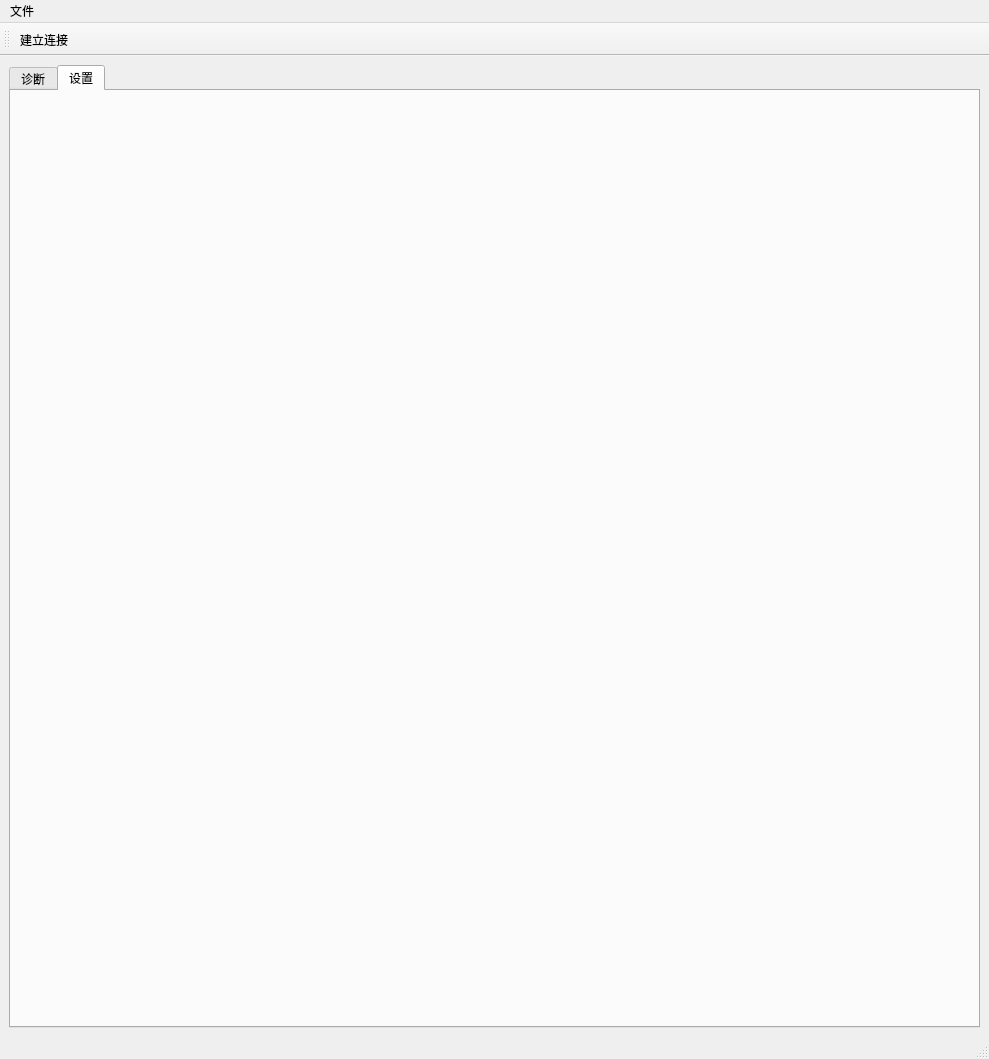
Before: the Qt Designer form src/doip_connect/gui.ui in hanojiang/BlogCP, drawn with Qt 5.
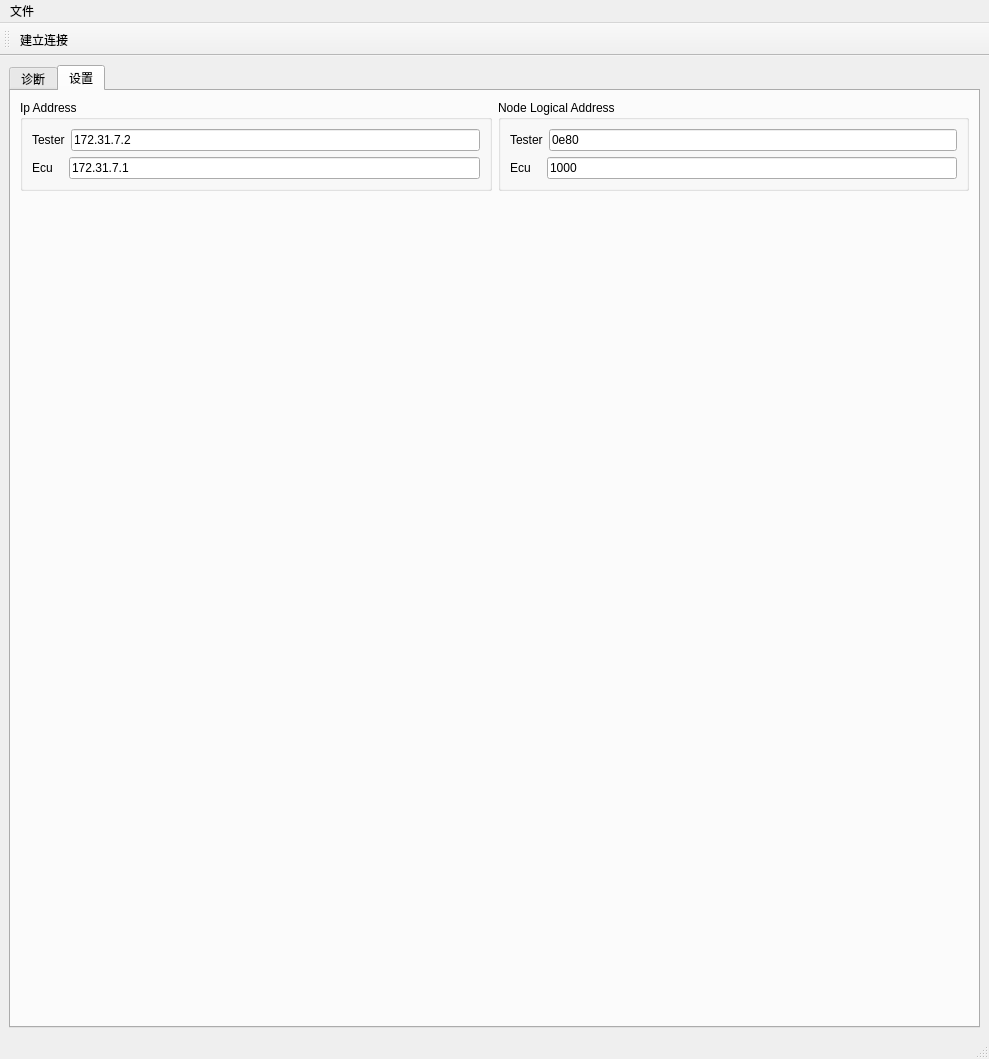
After: the same form once the commit is applied. The open tabs and pages were chosen to show the change.

Commit message: update gui design, add settings

Diff of the .ui file:
```diff
--- a/src/doip_connect/gui.ui
+++ b/src/doip_connect/gui.ui
@@ -146,6 +146,115 @@
        <attribute name="title">
         <string>设置</string>
        </attribute>
+       <layout class="QVBoxLayout" name="verticalLayout_6">
+        <item>
+         <layout class="QHBoxLayout" name="horizontalLayout_8">
+          <item>
+           <widget class="QGroupBox" name="ipSettingGroupBox">
+            <property name="title">
+             <string>Ip Address</string>
+            </property>
+            <layout class="QVBoxLayout" name="verticalLayout_5">
+             <item>
+              <layout class="QHBoxLayout" name="horizontalLayout_6">
+               <item>
+                <widget class="QLabel" name="label_5">
+                 <property name="text">
+                  <string>Tester</string>
+                 </property>
+                </widget>
+               </item>
+               <item>
+                <widget class="QLineEdit" name="testerIpAddresslineEdit">
+                 <property name="text">
+                  <string>172.31.7.2</string>
+                 </property>
+                </widget>
+               </item>
+              </layout>
+             </item>
+             <item>
+              <layout class="QHBoxLayout" name="horizontalLayout_7">
+               <item>
+                <widget class="QLabel" name="label_6">
+                 <property name="text">
+                  <string>Ecu   </string>
+                 </property>
+                </widget>
+               </item>
+               <item>
+                <widget class="QLineEdit" name="ecuIpAddressLineEdit">
+                 <property name="text">
+                  <string>172.31.7.1</string>
+                 </property>
+                </widget>
+               </item>
+              </layout>
+             </item>
+            </layout>
+           </widget>
+          </item>
+          <item>
+           <widget class="QGroupBox" name="logicalAddressSettingGroupBox">
+            <property name="title">
+             <string>Node Logical Address</string>
+            </property>
+            <layout class="QVBoxLayout" name="verticalLayout_4">
+             <item>
+              <layout class="QHBoxLayout" name="horizontalLayout_4">
+               <item>
+                <widget class="QLabel" name="label_3">
+                 <property name="text">
+                  <string>Tester</string>
+                 </property>
+                </widget>
+               </item>
+               <item>
+                <widget class="QLineEdit" name="testerLogicalAddressLineEdit">
+                 <property name="text">
+                  <string>0e80</string>
+                 </property>
+                </widget>
+               </item>
+              </layout>
+             </item>
+             <item>
+              <layout class="QHBoxLayout" name="horizontalLayout_5">
+               <item>
+                <widget class="QLabel" name="label_4">
+                 <property name="text">
+                  <string>Ecu   </string>
+                 </property>
+                </widget>
+               </item>
+               <item>
+                <widget class="QLineEdit" name="ecuLogicalAddressLineEdit">
+                 <property name="text">
+                  <string>1000</string>
+                 </property>
+                </widget>
+               </item>
+              </layout>
+             </item>
+            </layout>
+           </widget>
+          </item>
+         </layout>
+        </item>
+        <item>
+         <spacer name="verticalSpacer">
+          <property name="orientation">
+           <enum>Qt::Vertical</enum>
+          </property>
+          <property name="sizeHint" stdset="0">
+           <size>
+            <width>20</width>
+            <height>40</height>
+           </size>
+          </property>
+         </spacer>
+        </item>
+       </layout>
       </widget>
      </widget>
     </item>
```
Left out of the diff: 2 changed lines with no effect on the pictures. The commit also changes 2 other files.
